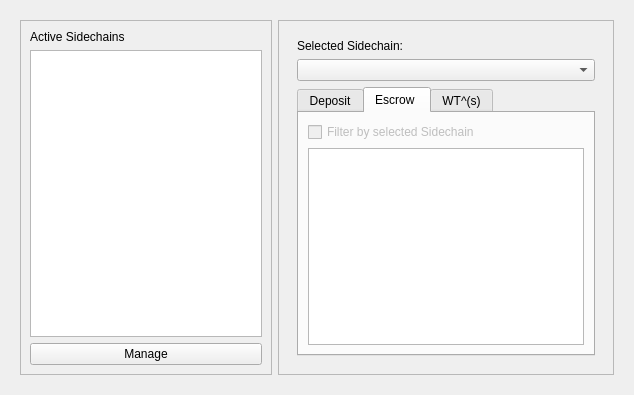
This is src/qt/forms/sidechainpage.ui in DriveNetTESTDRIVE/DriveNet as Qt 5 draws it before an edit. The edited form follows.
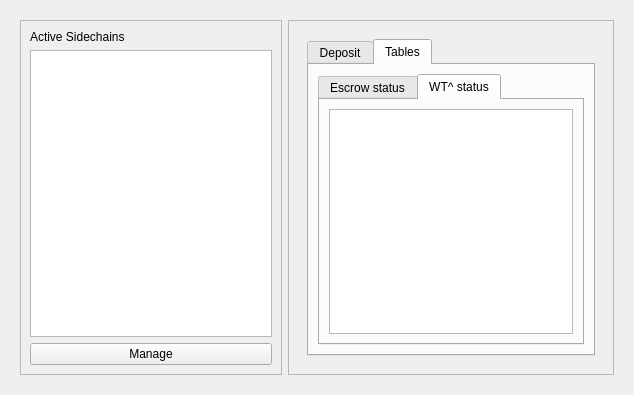
This is the edited form. The open tabs and pages were chosen to show the change. Icons and pictures are not drawn. Custom widgets are drawn as their Qt base class.

Commit message: GUI: sidechain page reorganization

Diff of the .ui file:
```diff
--- a/src/qt/forms/sidechainpage.ui
+++ b/src/qt/forms/sidechainpage.ui
@@ -88,20 +88,6 @@
             </property>
             <widget class="QWidget" name="page_3">
              <layout class="QVBoxLayout" name="verticalLayout_11">
-              <item>
-               <widget class="QLabel" name="label">
-                <property name="text">
-                 <string>Selected Sidechain:</string>
-                </property>
-               </widget>
-              </item>
-              <item>
-               <widget class="QComboBox" name="comboBoxSidechains">
-                <property name="currentText">
-                 <string/>
-                </property>
-               </widget>
-              </item>
               <item>
                <widget class="QTabWidget" name="tabWidget">
                 <property name="tabShape">
@@ -116,21 +102,12 @@
                  </attribute>
                  <layout class="QVBoxLayout" name="verticalLayout_3">
                   <item>
-                   <widget class="QLabel" name="label_4">
-                    <property name="text">
-                     <string>Create sidechain deposit</string>
+                   <widget class="QComboBox" name="comboBoxSidechains">
+                    <property name="currentText">
+                     <string/>
                     </property>
                    </widget>
                   </item>
-                  <item>
-                   <widget class="QFrame" name="frame_2">
-                    <property name="frameShape">
-                     <enum>QFrame::StyledPanel</enum>
-                    </property>
-                    <property name="frameShadow">
-                     <enum>QFrame::Raised</enum>
-                    </property>
-                    <layout class="QVBoxLayout" name="verticalLayout_2">
                      <item>
                       <widget class="QLabel" name="label_2">
                        <property name="text">
@@ -241,46 +218,37 @@
                      </item>
                     </layout>
                    </widget>
-                  </item>
-                 </layout>
-                </widget>
                 <widget class="QWidget" name="tab">
                  <attribute name="title">
-                  <string>Escrow </string>
+                  <string>Tables</string>
                  </attribute>
                  <layout class="QVBoxLayout" name="verticalLayout_5">
                   <item>
-                   <widget class="QCheckBox" name="checkBox_5">
-                    <property name="enabled">
-                     <bool>false</bool>
+                   <widget class="QTabWidget" name="tabWidget_2">
+                    <property name="currentIndex">
+                     <number>0</number>
                     </property>
-                    <property name="text">
-                     <string>Filter by selected Sidechain</string>
-                    </property>
-                   </widget>
-                  </item>
+                    <widget class="QWidget" name="tab_4">
+                     <attribute name="title">
+                      <string>Escrow status</string>
+                     </attribute>
+                     <layout class="QVBoxLayout" name="verticalLayout_8">
                   <item>
                    <widget class="QTableView" name="tableViewEscrow"/>
                   </item>
                  </layout>
                 </widget>
-                <widget class="QWidget" name="tab_2">
+                    <widget class="QWidget" name="tab_5">
                  <attribute name="title">
-                  <string>WT^(s)</string>
-                 </attribute>
-                 <layout class="QVBoxLayout" name="verticalLayout_4">
-                  <item>
-                   <widget class="QCheckBox" name="checkBox_6">
-                    <property name="enabled">
-                     <bool>false</bool>
-                    </property>
-                    <property name="text">
-                     <string>Filter by selected Sidechain</string>
-                    </property>
-                   </widget>
-                  </item>
+                      <string>WT^ status</string>
+                     </attribute>
+                     <layout class="QVBoxLayout" name="verticalLayout_7">
                   <item>
                    <widget class="QTableView" name="tableViewWT"/>
+                      </item>
+                     </layout>
+                    </widget>
+                   </widget>
                   </item>
                  </layout>
                 </widget>
```
Lines whose indentation alone changed are shown as unchanged. The commit also changes 2 other files.
